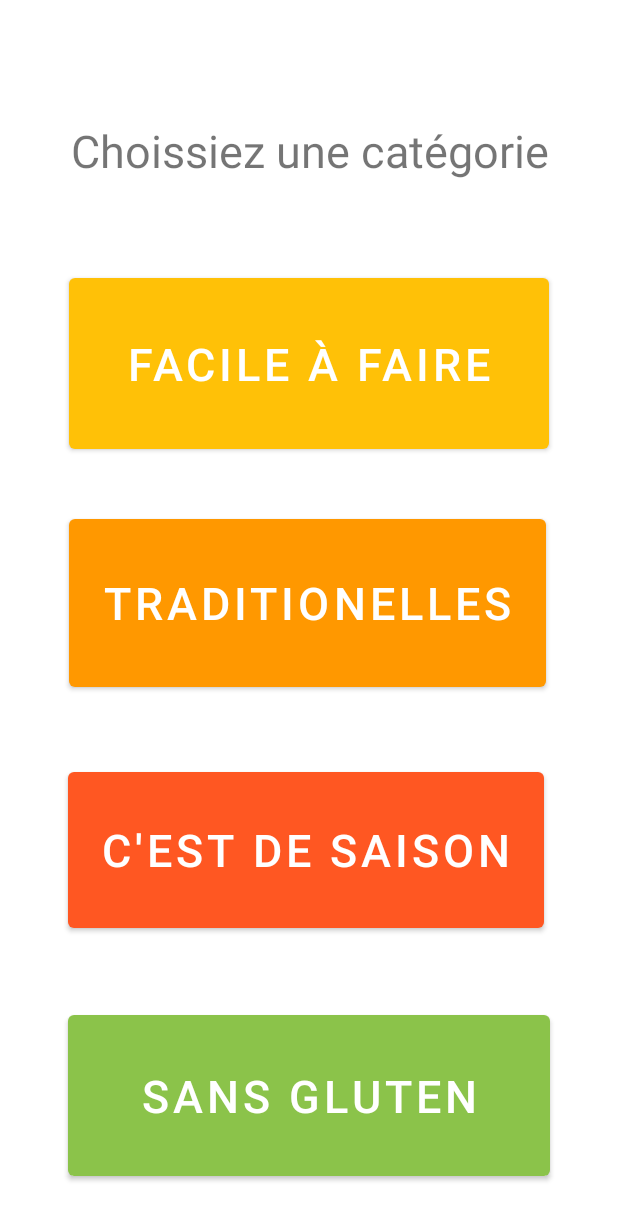
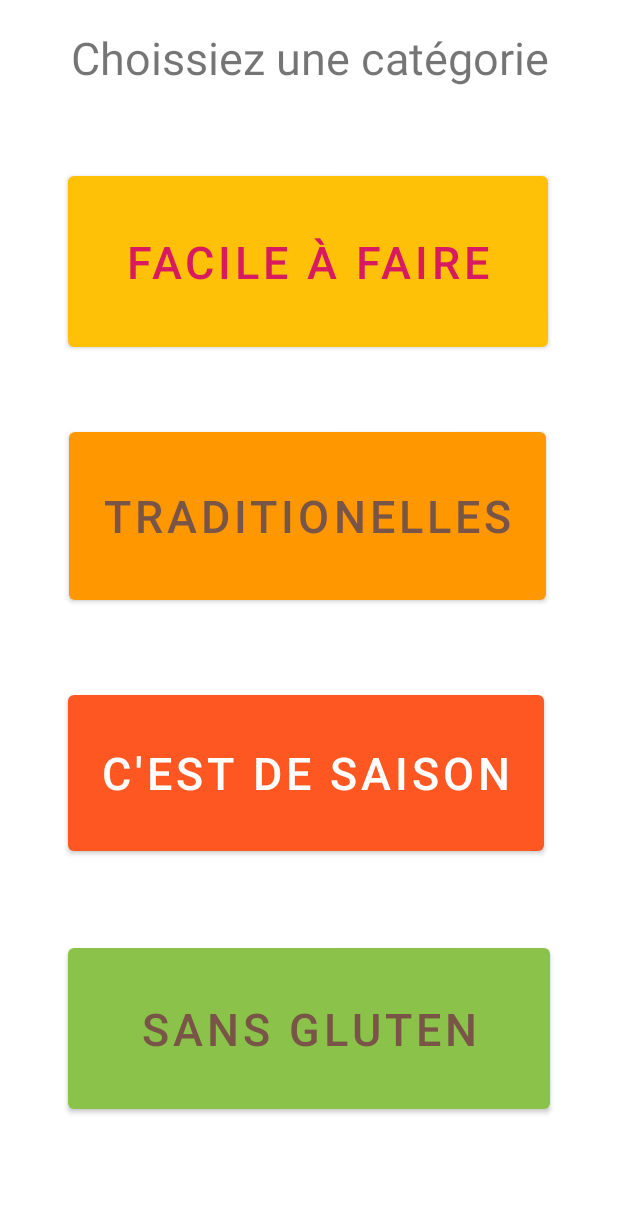
Before and after one commit to ngoyennhi/NESTIAndroid, an Android app: the layout activity_main.xml on its own in the app's theme, with its tools: preview values and no code run, on a phone screen of 412 x 824 dp. Shown: the top 1220 px of the screen. Run offline under Robolectric (Android 15) with nearby library versions, the phone set to English and light mode, and no system bars.

```diff
--- a/app/src/main/res/layout/activity_main.xml
+++ b/app/src/main/res/layout/activity_main.xml
@@ -18,22 +18,23 @@
         app:layout_constraintHorizontal_bias="0.505"
         app:layout_constraintStart_toStartOf="parent"
         app:layout_constraintTop_toTopOf="parent"
-        app:layout_constraintVertical_bias="0.102" />
+        app:layout_constraintVertical_bias="0.023" />
 
     <Button
         android:id="@+id/main_btn_easy"
         android:layout_width="320dp"
         android:layout_height="126dp"
         android:layout_marginStart="45dp"
-        android:layout_marginTop="40dp"
+        android:layout_marginTop="24dp"
         android:layout_marginEnd="46dp"
         android:layout_marginBottom="8dp"
         android:text="@string/txt_btn_easy"
+        android:textColor="#D81B60"
         android:textSize="30sp"
         app:backgroundTint="#FFC107"
         app:layout_constraintBottom_toTopOf="@+id/main_btn_traditionel"
         app:layout_constraintEnd_toEndOf="parent"
-        app:layout_constraintHorizontal_bias="1.0"
+        app:layout_constraintHorizontal_bias="0.0"
         app:layout_constraintStart_toStartOf="parent"
         app:layout_constraintTop_toBottomOf="@+id/main_txtViewTitle"
         app:layout_constraintVertical_bias="0.0" />
@@ -43,9 +44,9 @@
         android:layout_width="317dp"
         android:layout_height="116dp"
         android:layout_marginStart="45dp"
-        android:layout_marginTop="11dp"
+        android:layout_marginTop="8dp"
         android:layout_marginEnd="49dp"
-        android:layout_marginBottom="18dp"
+        android:layout_marginBottom="16dp"
         android:text="@string/txt_btn_season"
         android:textSize="30sp"
         app:backgroundTint="#FF5722"
@@ -64,6 +65,7 @@
         android:layout_marginEnd="48dp"
         android:layout_marginBottom="15dp"
         android:text="@string/txt_btn_traditionel"
+        android:textColor="#795548"
         android:textSize="30sp"
         app:backgroundTint="#FF9800"
         app:layout_constraintBottom_toTopOf="@+id/main_btn_season"
@@ -77,10 +79,11 @@
         android:layout_width="321dp"
         android:layout_height="119dp"
         android:layout_marginStart="45dp"
-        android:layout_marginTop="9dp"
+        android:layout_marginTop="8dp"
         android:layout_marginEnd="45dp"
-        android:layout_marginBottom="15dp"
+        android:layout_marginBottom="50dp"
         android:text="@string/txt_btn_gluten"
+        android:textColor="#795548"
         android:textSize="30sp"
         app:backgroundTint="#8BC34A"
         app:layout_constraintBottom_toBottomOf="parent"
--- a/app/src/main/res/values/colors.xml
+++ b/app/src/main/res/values/colors.xml
@@ -7,4 +7,8 @@
     <color name="teal_700">#FF018786</color>
     <color name="black">#FF000000</color>
     <color name="white">#FFFFFFFF</color>
+    <color name="color_easy">#FFC107</color>
+    <color name="color_traditional">#FF9800</color>
+    <color name="color_seasonal">#FF5722</color>
+    <color name="color_gluten">#8BC34A</color>
 </resources>
--- a/app/src/main/res/values/strings.xml
+++ b/app/src/main/res/values/strings.xml
@@ -5,4 +5,10 @@
     <string name="txt_btn_traditionel">Traditionelles</string>
     <string name="txt_btn_season">C\'est de saison</string>
     <string name="txt_btn_gluten">Sans gluten</string>
+    <string name="txt_menu_search">Rechercher une recette</string>
+    <string name="txt_menu_liste">Liste des courses</string>
+    <string name="txt_menu_present">Présentation</string>
+    <string name="txt_menu_contact">Contact</string>
+    <string name="txt_menu_team">Equipe</string>
+    <string name="txt_menu_projet">Projet</string>
 </resources>
```
Also changed, not shown: app/src/main/java/com/example/nesti_mes_recettes/MainActivity.java (+27 -4 lines), app/src/main/res/menu/menu_general.xml (added, +25 -0 lines).
